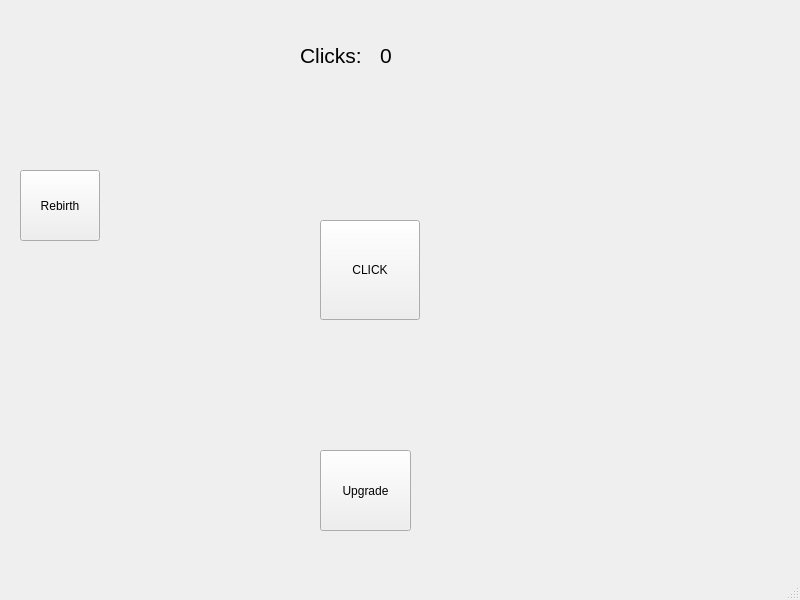
The window that SimpleClickerTutorial/mainwindow.ui (SmilyFaceCode/SimpleClickerGame) describes before a commit, drawn with Qt 5.
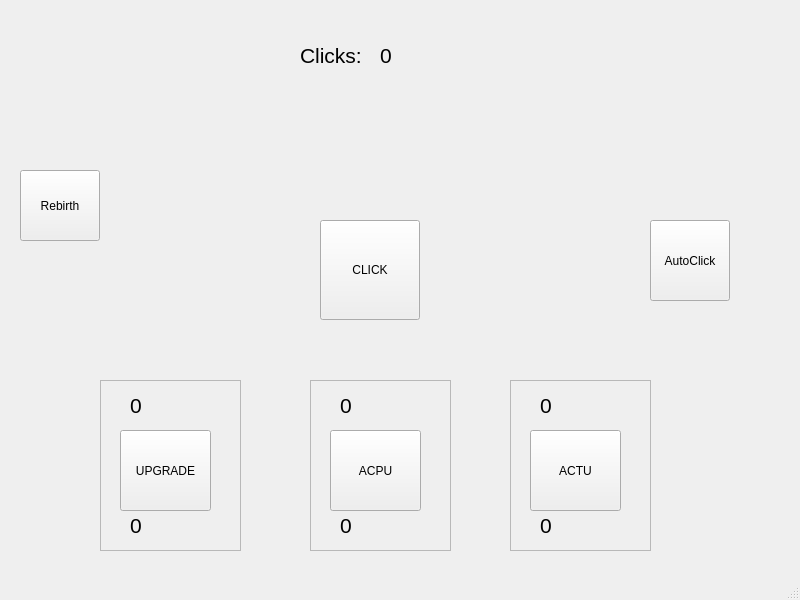
The same window after the commit.

Patch:
```diff
--- a/SimpleClickerTutorial/mainwindow.ui
+++ b/SimpleClickerTutorial/mainwindow.ui
@@ -76,19 +76,223 @@
      <string>Rebirth</string>
     </property>
    </widget>
-   <widget class="QPushButton" name="Upgrade">
+   <widget class="QFrame" name="UpgradeFrame">
     <property name="geometry">
      <rect>
-      <x>320</x>
-      <y>450</y>
-      <width>91</width>
+      <x>100</x>
+      <y>380</y>
+      <width>141</width>
+      <height>171</height>
+     </rect>
+    </property>
+    <property name="frameShape">
+     <enum>QFrame::StyledPanel</enum>
+    </property>
+    <property name="frameShadow">
+     <enum>QFrame::Raised</enum>
+    </property>
+    <widget class="QPushButton" name="Upgrade">
+     <property name="geometry">
+      <rect>
+       <x>20</x>
+       <y>50</y>
+       <width>91</width>
+       <height>81</height>
+      </rect>
+     </property>
+     <property name="styleSheet">
+      <string notr="true"/>
+     </property>
+     <property name="text">
+      <string>UPGRADE</string>
+     </property>
+    </widget>
+    <widget class="QLabel" name="UpgradePrice">
+     <property name="geometry">
+      <rect>
+       <x>30</x>
+       <y>10</y>
+       <width>81</width>
+       <height>31</height>
+      </rect>
+     </property>
+     <property name="font">
+      <font>
+       <pointsize>16</pointsize>
+      </font>
+     </property>
+     <property name="text">
+      <string>0</string>
+     </property>
+    </widget>
+    <widget class="QLabel" name="UpgradeLevel">
+     <property name="geometry">
+      <rect>
+       <x>30</x>
+       <y>130</y>
+       <width>71</width>
+       <height>31</height>
+      </rect>
+     </property>
+     <property name="font">
+      <font>
+       <pointsize>16</pointsize>
+      </font>
+     </property>
+     <property name="text">
+      <string>0</string>
+     </property>
+    </widget>
+   </widget>
+   <widget class="QPushButton" name="AutoClick">
+    <property name="geometry">
+     <rect>
+      <x>650</x>
+      <y>220</y>
+      <width>80</width>
       <height>81</height>
      </rect>
     </property>
     <property name="text">
-     <string>Upgrade</string>
+     <string>AutoClick</string>
     </property>
    </widget>
+   <widget class="QFrame" name="UpgradeFrame_2">
+    <property name="geometry">
+     <rect>
+      <x>310</x>
+      <y>380</y>
+      <width>141</width>
+      <height>171</height>
+     </rect>
+    </property>
+    <property name="frameShape">
+     <enum>QFrame::StyledPanel</enum>
+    </property>
+    <property name="frameShadow">
+     <enum>QFrame::Raised</enum>
+    </property>
+    <widget class="QPushButton" name="Auto_Click_Power_Upgrader_Button">
+     <property name="geometry">
+      <rect>
+       <x>20</x>
+       <y>50</y>
+       <width>91</width>
+       <height>81</height>
+      </rect>
+     </property>
+     <property name="styleSheet">
+      <string notr="true"/>
+     </property>
+     <property name="text">
+      <string>ACPU</string>
+     </property>
+    </widget>
+    <widget class="QLabel" name="Auto_Click_Power_Price">
+     <property name="geometry">
+      <rect>
+       <x>30</x>
+       <y>10</y>
+       <width>81</width>
+       <height>31</height>
+      </rect>
+     </property>
+     <property name="font">
+      <font>
+       <pointsize>16</pointsize>
+      </font>
+     </property>
+     <property name="text">
+      <string>0</string>
+     </property>
+    </widget>
+    <widget class="QLabel" name="Auto_Click_Power_Level">
+     <property name="geometry">
+      <rect>
+       <x>30</x>
+       <y>130</y>
+       <width>71</width>
+       <height>31</height>
+      </rect>
+     </property>
+     <property name="font">
+      <font>
+       <pointsize>16</pointsize>
+      </font>
+     </property>
+     <property name="text">
+      <string>0</string>
+     </property>
+    </widget>
+   </widget>
+   <widget class="QFrame" name="Auto_Click_Time_Upgrader_Frame">
+    <property name="geometry">
+     <rect>
+      <x>510</x>
+      <y>380</y>
+      <width>141</width>
+      <height>171</height>
+     </rect>
+    </property>
+    <property name="frameShape">
+     <enum>QFrame::StyledPanel</enum>
+    </property>
+    <property name="frameShadow">
+     <enum>QFrame::Raised</enum>
+    </property>
+    <widget class="QPushButton" name="Auto_Click_Timer_Upgrader_Button">
+     <property name="geometry">
+      <rect>
+       <x>20</x>
+       <y>50</y>
+       <width>91</width>
+       <height>81</height>
+      </rect>
+     </property>
+     <property name="styleSheet">
+      <string notr="true"/>
+     </property>
+     <property name="text">
+      <string>ACTU</string>
+     </property>
+    </widget>
+    <widget class="QLabel" name="Auto_Click_Timer_Price">
+     <property name="geometry">
+      <rect>
+       <x>30</x>
+       <y>10</y>
+       <width>81</width>
+       <height>31</height>
+      </rect>
+     </property>
+     <property name="font">
+      <font>
+       <pointsize>16</pointsize>
+      </font>
+     </property>
+     <property name="text">
+      <string>0</string>
+     </property>
+    </widget>
+    <widget class="QLabel" name="Auto_Click_Timer_Level">
+     <property name="geometry">
+      <rect>
+       <x>30</x>
+       <y>130</y>
+       <width>71</width>
+       <height>31</height>
+      </rect>
+     </property>
+     <property name="font">
+      <font>
+       <pointsize>16</pointsize>
+      </font>
+     </property>
+     <property name="text">
+      <string>0</string>
+     </property>
+    </widget>
+   </widget>
   </widget>
   <widget class="QMenuBar" name="menubar">
    <property name="geometry">
```
